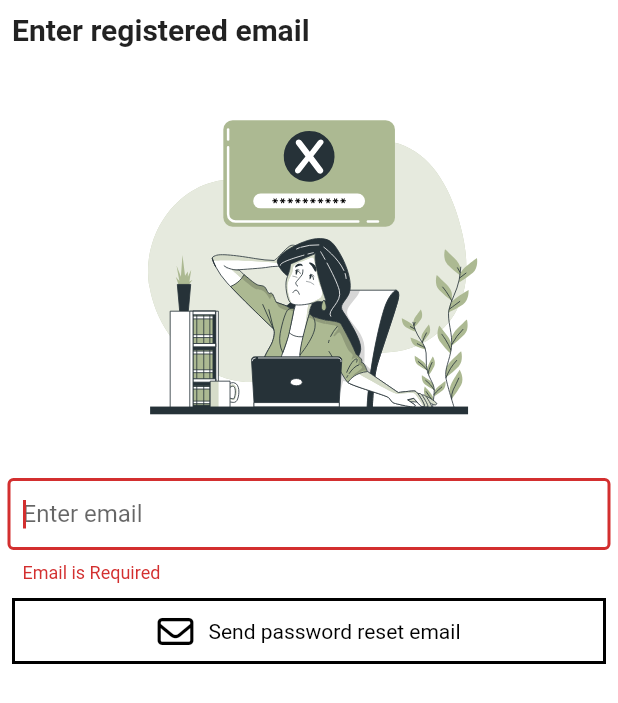
After one commit to HarsHvA/onl, a Flutter app: the ForgotPasswordScreen screen opened directly, after a tap on "Send password reset email", on a phone screen of 412 x 824 dp. The commit adds this screen. Shown: the top 703 px of the screen. Run offline on Flutter 3.47's test engine with Material 2 defaults, Android fonts, the phone set to English and light mode, and no system bars; our stand-ins replace cloud_firestore, dio, file_picker, firebase_auth, firebase_core, firebase_storage and 3 more; missing offline and left inert: syncfusion_flutter_pdfviewer; accounts and stored records are empty.

Commit message:
New features added

```diff
--- /dev/null
+++ b/lib/screens/forgot_password.dart
@@ -0,0 +1,145 @@
+import 'package:flutter/material.dart';
+import 'package:flutter_svg/flutter_svg.dart';
+import 'package:font_awesome_flutter/font_awesome_flutter.dart';
+import 'package:provider/provider.dart';
+
+import '../services/auth_service.dart';
+import '../widgets/loader_dialog.dart';
+
+class ForgotPasswordScreen extends StatefulWidget {
+  const ForgotPasswordScreen({Key? key}) : super(key: key);
+
+  @override
+  State<ForgotPasswordScreen> createState() => _ForgotPasswordScreenState();
+}
+
+class _ForgotPasswordScreenState extends State<ForgotPasswordScreen> {
+  late TextEditingController textEditingController;
+  bool _validate = false;
+
+  @override
+  void initState() {
+    super.initState();
+    textEditingController = TextEditingController();
+  }
+
+  @override
+  Widget build(BuildContext context) {
+    return SafeArea(
+      child: Scaffold(
+        backgroundColor: Colors.white,
+        body: Wrap(
+          alignment: WrapAlignment.start,
+          children: <Widget>[
+            const Padding(
+              padding: EdgeInsets.all(8.0),
+              child: Text("Enter registered email",
+                  style: TextStyle(fontSize: 20, fontWeight: FontWeight.bold)),
+            ),
+            SizedBox(
+              height: MediaQuery.of(context).size.height / 3,
+              child: SvgPicture.asset('assets/images/image3.svg'),
+            ),
+            Padding(
+              padding: const EdgeInsets.fromLTRB(5, 5, 5, 2),
+              child: TextField(
+                  controller: textEditingController,
+                  decoration: InputDecoration(
+                    hintText: "Enter email",
+                    errorText: _validate
+                        ? validateEmail(textEditingController.text)
+                        : null,
+                    contentPadding: const EdgeInsets.symmetric(
+                        vertical: 10, horizontal: 10),
+                    enabledBorder: const OutlineInputBorder(
+                        borderSide: BorderSide(color: Colors.black)),
+                    border: const OutlineInputBorder(
+                        borderSide: BorderSide(color: Colors.indigoAccent)),
+                  ),
+                  autofocus: true),
+            ),
+            GestureDetector(
+              onTap: () async {
+                if (textEditingController.text.isEmpty) {
+                  setState(() {
+                    _validate = true;
+                  });
+                } else {
+                  setState(() {
+                    _validate = false;
+                  });
+                  LoaderDialog().showLoaderDialog(context);
+                  try {
+                    final auth =
+                        Provider.of<AuthService>(context, listen: false);
+                    await auth
+                        .sendPasswordResetEmail(textEditingController.text);
+                    Navigator.pop(context);
+                    ScaffoldMessenger.of(context).showSnackBar(const SnackBar(
+                        content: Text("Email sent! Please check your mail")));
+                  } catch (e) {
+                    Navigator.pop(context);
+                    ScaffoldMessenger.of(context)
+                        .showSnackBar(SnackBar(content: Text(e.toString())));
+                  }
+                }
+              },
+              child: Padding(
+                padding: const EdgeInsets.all(8.0),
+                child: Wrap(
+                  alignment: WrapAlignment.end,
+                  children: [
+                    Container(
+                      decoration: BoxDecoration(
+                        color: Colors.transparent,
+                        border: Border.all(
+                            width: 2,
+                            color: Colors.black,
+                            style: BorderStyle.solid),
+                      ),
+                      child: Padding(
+                        padding: const EdgeInsets.all(3.0),
+                        child: Row(
+                          mainAxisAlignment: MainAxisAlignment.center,
+                          children: const [
+                            Padding(
+                              padding: EdgeInsets.all(5.0),
+                              child: FaIcon(
+                                FontAwesomeIcons.envelope,
+                                color: Colors.black,
+                              ),
+                            ),
+                            Padding(
+                              padding: EdgeInsets.all(5.0),
+                              child: Text(
+                                "Send password reset email",
+                                style: TextStyle(color: Colors.black),
+                              ),
+                            ),
+                          ],
+                        ),
+                      ),
+                    ),
+                  ],
+                ),
+              ),
+            ),
+          ],
+        ),
+      ),
+    );
+  }
+
+  String? validateEmail(String value) {
+    String pattern =
+        r'^(([^<>()[\]\\.,;:\s@\"]+(\.[^<>()[\]\\.,;:\s@\"]+)*)|(\".+\"))@((\[[0-9]{1,3}\.[0-9]{1,3}\.[0-9]{1,3}\.[0-9]{1,3}\])|(([a-zA-Z\-0-9]+\.)+[a-zA-Z]{2,}))$';
+    RegExp regExp = RegExp(pattern);
+    if (value.isEmpty) {
+      return "Email is Required";
+    } else if (!regExp.hasMatch(value)) {
+      return "Invalid Email";
+    } else {
+      return null;
+    }
+  }
+}
--- a/lib/services/store_service.dart
+++ b/lib/services/store_service.dart
@@ -19,7 +19,8 @@ class StoreService {
   final CollectionReference circularCollection =
       FirebaseFirestore.instance.collection('circular');
 
-  Future updateUserData(String name, String email, bool isTeacher) async {
+  Future updateUserData(
+      String name, String email, bool isTeacher, String? usn) async {
     if (isTeacher) {
       return await teachersCollection.doc(uid).set({
         'Name': name,
@@ -33,6 +34,7 @@ class StoreService {
         'Email': email,
         'isTeacher': isTeacher,
         'uid': uid,
+        'usn': usn,
       });
     }
   }
--- a/pubspec.yaml
+++ b/pubspec.yaml
@@ -45,6 +45,9 @@ dependencies:
   firebase_core: ^1.14.1
   syncfusion_flutter_pdfviewer: ^20.1.48-beta.1
   shared_preferences: ^2.0.13
+  dio: ^4.0.6
+  path_provider: ^2.0.10
+  permission_handler: ^9.2.0
 
 dev_dependencies:
   flutter_test:
```
Also changed, not shown: lib/main.dart (+6 -1 lines), lib/screens/home.dart (+7 -3 lines), lib/screens/login.dart (+18 -8 lines), lib/screens/pdf_viewer_screen.dart (+106 -2 lines), lib/screens/signup.dart (+29 -12 lines), lib/services/auth_service.dart (+12 -3 lines), assets/images/image3.svg (added), pubspec.lock, 3 other files.
